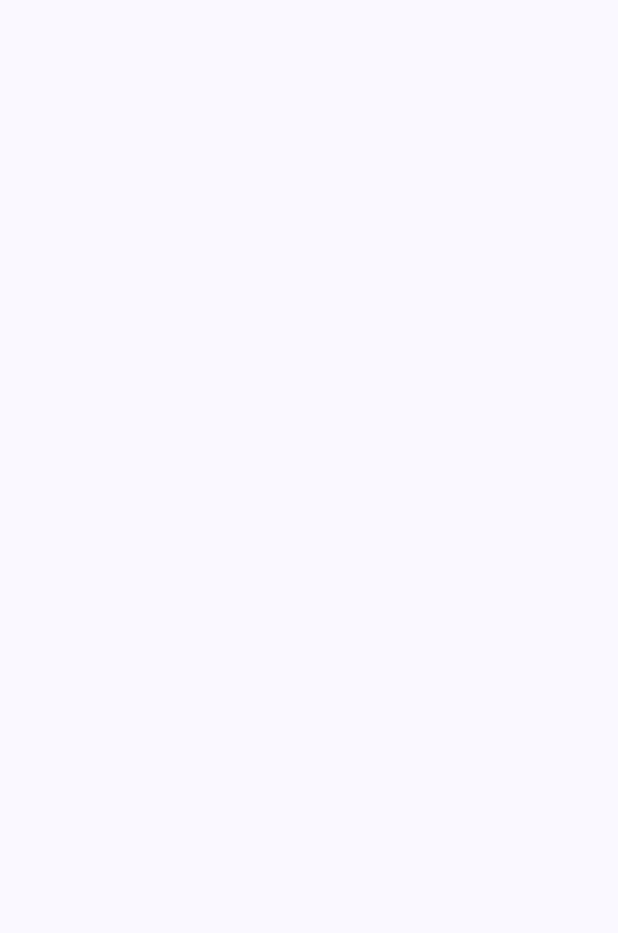
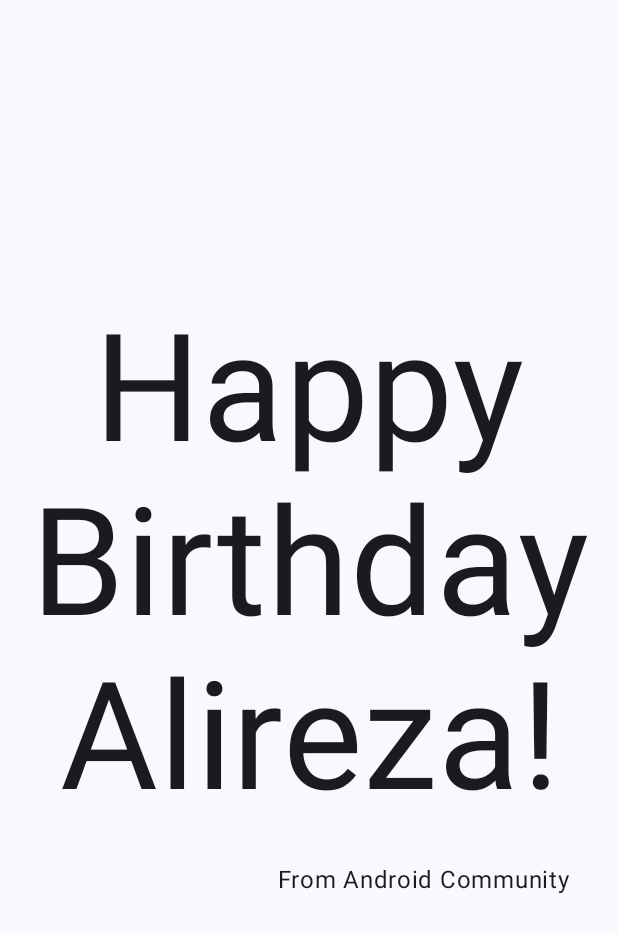
Before and after one commit to ghasabeh/HappyBirthday, an Android app built with Jetpack Compose: the screen it shows after launch (MainActivity), on a phone screen of 412 x 824 dp. Before the commit the part shown is empty. Shown: the top 933 px of the screen. Run offline under Robolectric (Android 15) with nearby library versions, the phone set to English and light mode, and no system bars.

Commit message:
use column component to show the text correctly, use verticalArrangement, pass modifier

```diff
--- a/app/src/main/java/com/ghasabeie/happybirthday/MainActivity.kt
+++ b/app/src/main/java/com/ghasabeie/happybirthday/MainActivity.kt
@@ -3,13 +3,19 @@ package com.ghasabeie.happybirthday
 import android.os.Bundle
 import androidx.activity.ComponentActivity
 import androidx.activity.compose.setContent
+import androidx.compose.foundation.layout.Arrangement
+import androidx.compose.foundation.layout.Column
 import androidx.compose.foundation.layout.fillMaxSize
+import androidx.compose.foundation.layout.padding
 import androidx.compose.material3.MaterialTheme
 import androidx.compose.material3.Surface
 import androidx.compose.material3.Text
 import androidx.compose.runtime.Composable
+import androidx.compose.ui.Alignment
 import androidx.compose.ui.Modifier
+import androidx.compose.ui.text.style.TextAlign
 import androidx.compose.ui.tooling.preview.Preview
+import androidx.compose.ui.unit.dp
 import androidx.compose.ui.unit.sp
 import com.ghasabeie.happybirthday.ui.theme.HappyBirthdayTheme
 
@@ -23,7 +29,11 @@ class MainActivity : ComponentActivity() {
                     modifier = Modifier.fillMaxSize(),
                     color = MaterialTheme.colorScheme.background
                 ) {
-
+                    GreetingText(
+                        message = "Happy Birthday Alireza!",
+                        from = "From Android Community",
+                        modifier = Modifier.padding(8.dp)
+                    )
                 }
             }
         }
@@ -32,14 +42,24 @@ class MainActivity : ComponentActivity() {
 
 @Composable
 fun GreetingText(message: String, from: String, modifier: Modifier = Modifier) {
-    Text(text = message, fontSize = 100.sp, lineHeight = 116.sp)
-    Text(text = from, fontSize = 36.sp)
+    Column(
+        verticalArrangement = Arrangement.Center,
+        modifier = modifier
+    ) {
+        Text(text = message, fontSize = 100.sp, lineHeight = 116.sp, textAlign = TextAlign.Center)
+        Text(
+            text = from,
+            modifier = modifier
+                .padding(16.dp)
+                .align(Alignment.End)
+        )
+    }
 }
 
-@Preview(showBackground = true, showSystemUi = true, name= "Alireza 's preview")
+@Preview(showBackground = true, showSystemUi = true, name = "Alireza 's preview")
 @Composable
 fun BirthdayCardPreview() {
     HappyBirthdayTheme {
-        GreetingText(message = "Happy Birthday Alireza!", from = "From Android Community")
+        GreetingText(message = "Happy Birthday Alireza!", from = "From Android")
     }
 }
```
